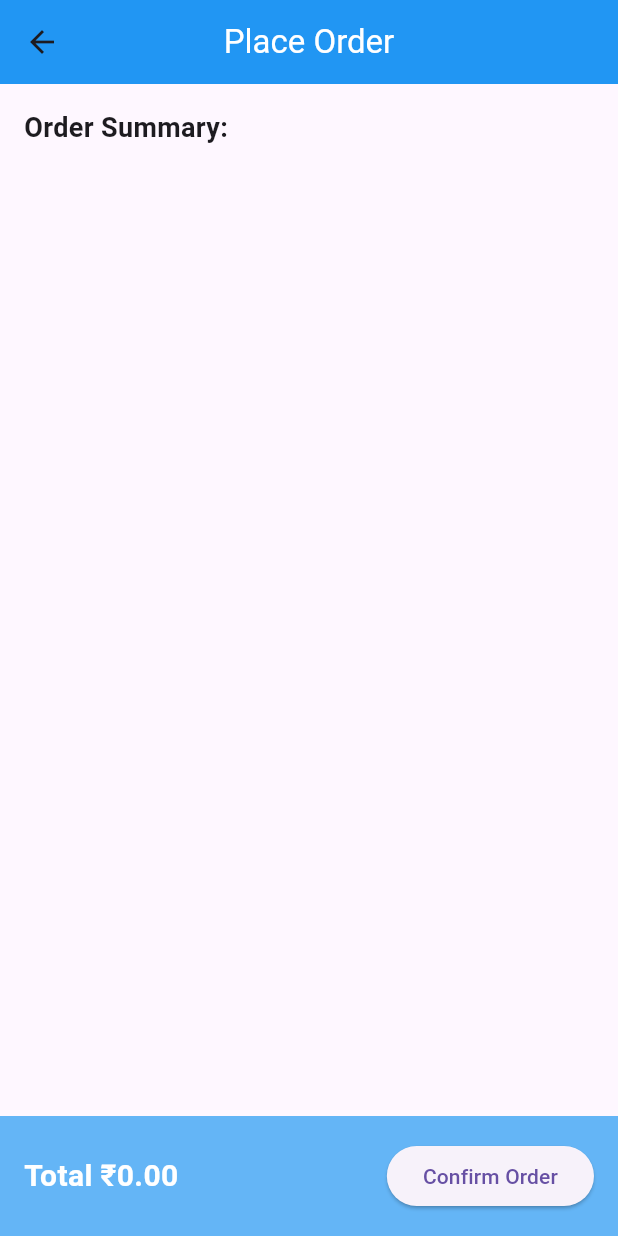
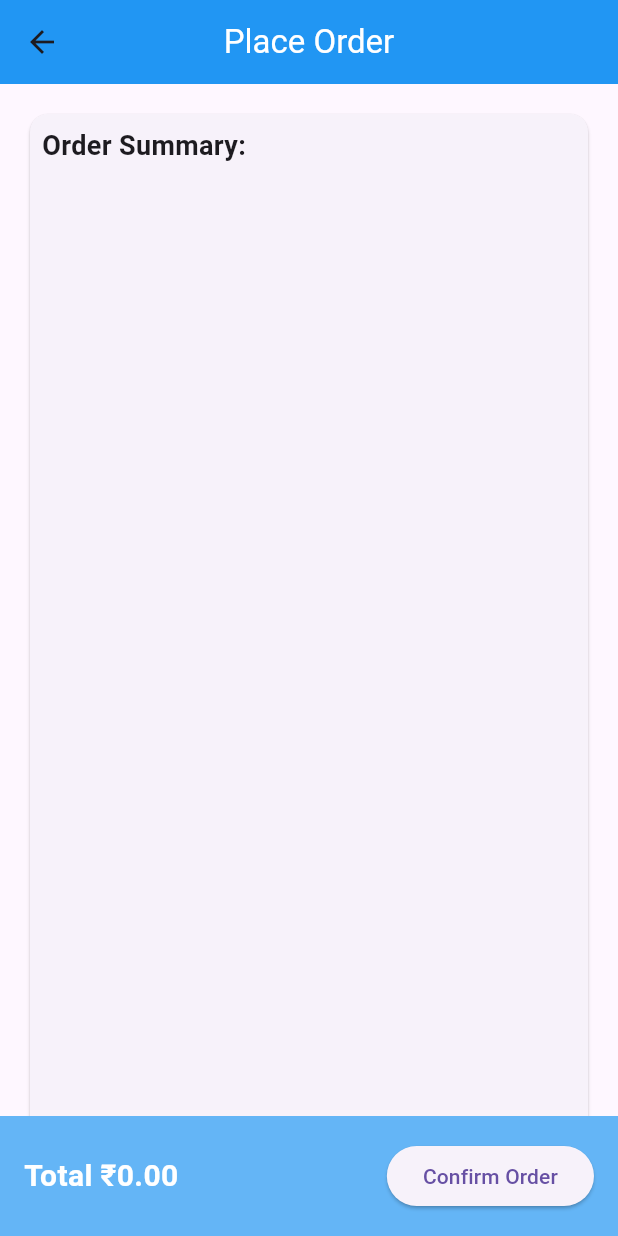
Before and after one commit to Rahulckoovara/E-cart1, a Flutter app: the PlaceOrderPage screen opened directly, after a tap on "Confirm Order", on a phone screen of 412 x 824 dp. Run offline on Flutter 3.47's test engine with Material 3 defaults, Android fonts, the phone set to English and light mode, and no system bars; our stand-ins replace carousel_slider, pdf.

```diff
--- a/lib/pages/HomeScreen.dart
+++ b/lib/pages/HomeScreen.dart
@@ -9,6 +9,7 @@ class HomeScreen extends StatefulWidget {
 
   @override
   State<HomeScreen> createState() => _HomeScreenState();
+
 }
 
 class _HomeScreenState extends State<HomeScreen> {
@@ -19,6 +20,7 @@ class _HomeScreenState extends State<HomeScreen> {
       padding: const EdgeInsets.symmetric(vertical: 1.0),
       child: Column(
         children: [
+
           CarouselSlider(
               items: [
                 Image.asset('assets/ad/ad1.png'),
@@ -28,7 +30,8 @@ class _HomeScreenState extends State<HomeScreen> {
                 autoPlay: true,
                 height: 200,
                 viewportFraction: 1,
-              )),
+              )
+              ),
           // const Text(
           //   'Products',
           //   style: TextStyle(fontSize: 20, fontWeight: FontWeight.bold),
--- a/lib/pages/details.dart
+++ b/lib/pages/details.dart
@@ -21,10 +21,11 @@ class _DetailsState extends State<Details> {
    late String selectedSize;
 
 
+
   @override
   void initState() {
     super.initState();
-    selectedSize = ' '; // Set an initial size, or you can leave it empty if you want no initial selection.
+    selectedSize = ''; // Set an initial size, or you can leave it empty if you want no initial selection.
   }
   @override
   Widget build(BuildContext context) {
--- a/lib/pages/placeorder.dart
+++ b/lib/pages/placeorder.dart
@@ -1,6 +1,12 @@
+import 'dart:io';
+
 import 'package:e_cart1/providers/cart_provider.dart';
 import 'package:flutter/material.dart';
+import 'package:pdf/pdf.dart';
+import 'package:pdf/widgets.dart' as pdfLib;
+//import 'package:pdf/pdf.dart';
 import 'package:provider/provider.dart';
+
 
 class PlaceOrderPage extends StatelessWidget {
   @override
@@ -12,6 +18,46 @@ class PlaceOrderPage extends StatelessWidget {
     for (var cartItem in cartItems) {
       totalAmount += cartItem.price * cartItem.quantity;
     }
+   Future<void> generatePDF() async {
+      final pdfLib.Document pdf = pdfLib.Document();
+
+      pdf.addPage(
+        pdfLib.MultiPage(
+          pageFormat: PdfPageFormat.a4,
+          build: (context) => [
+            pdfLib.Header(level:1,text: 'Order Summary'),
+            for (var cartItem in cartItems)
+              pdfLib.Container(
+                margin: pdfLib.EdgeInsets.all(10),
+                child: pdfLib.Column(
+                  crossAxisAlignment: pdfLib.CrossAxisAlignment.start,
+                  children: [
+                    pdfLib.Text('Product: ${cartItem.name}'),
+                    pdfLib.Text('Quantity: ${cartItem.quantity}'),
+                    pdfLib.Text('Total: ₹${cartItem.price * cartItem.quantity}'),
+                  ],
+                ),
+              ),
+            pdfLib.Container(
+              margin: pdfLib.EdgeInsets.all(10),
+              child: pdfLib.Text('Total Amount: ₹${totalAmount.toStringAsFixed(2)}'),
+            ),
+          ],
+        ),
+      );
+
+      // Save the PDF to a file
+      final String filePath = 'E-cart1/order_summary.pdf';
+      final File file = File(filePath);
+      await file.writeAsBytes(await pdf.save());
+
+      print('PDF generated and saved at: $filePath');
+    }
+
+
+
+
+
     return Scaffold(
       appBar: AppBar(
         title: Text('Place Order',
@@ -23,6 +69,9 @@ class PlaceOrderPage extends StatelessWidget {
       ),
       body: Padding(
         padding: const EdgeInsets.all(16.0),
+        child: Card(
+          child: Padding(
+            padding: const EdgeInsets.all(8.0),
             child: Column(
               crossAxisAlignment: CrossAxisAlignment.start,
               children: [
@@ -49,6 +98,8 @@ class PlaceOrderPage extends StatelessWidget {
               ],
             ),
           ),
+        ),
+      ),
       bottomSheet: BottomAppBar(
         color: Colors.blue[300],
         child: Row(
@@ -62,6 +113,7 @@ class PlaceOrderPage extends StatelessWidget {
 
             ElevatedButton(
               onPressed: () {
+                generatePDF();
                 // Perform the logic for placing the order
                 // For example, clear the cart or make an API call
               //  cartProvider.clearCart(); // assuming you have a method to clear the cart
--- a/pubspec.yaml
+++ b/pubspec.yaml
@@ -37,6 +37,8 @@ dependencies:
   provider: ^6.1.1
   carousel_slider: ^4.2.1
   flutter_launcher_icons: ^0.13.1
+  syncfusion_flutter_charts: ^23.2.6
+  pdf: ^3.10.7
 
 dev_dependencies:
   flutter_test:
```
Also changed, not shown: lib/main.dart (+11 -4 lines), lib/pages/carosel.dart (added, +69 -0 lines), lib/providers/cart_provider.dart (+6 -2 lines), pubspec.lock. Lines whose indentation alone changed are shown as unchanged.
